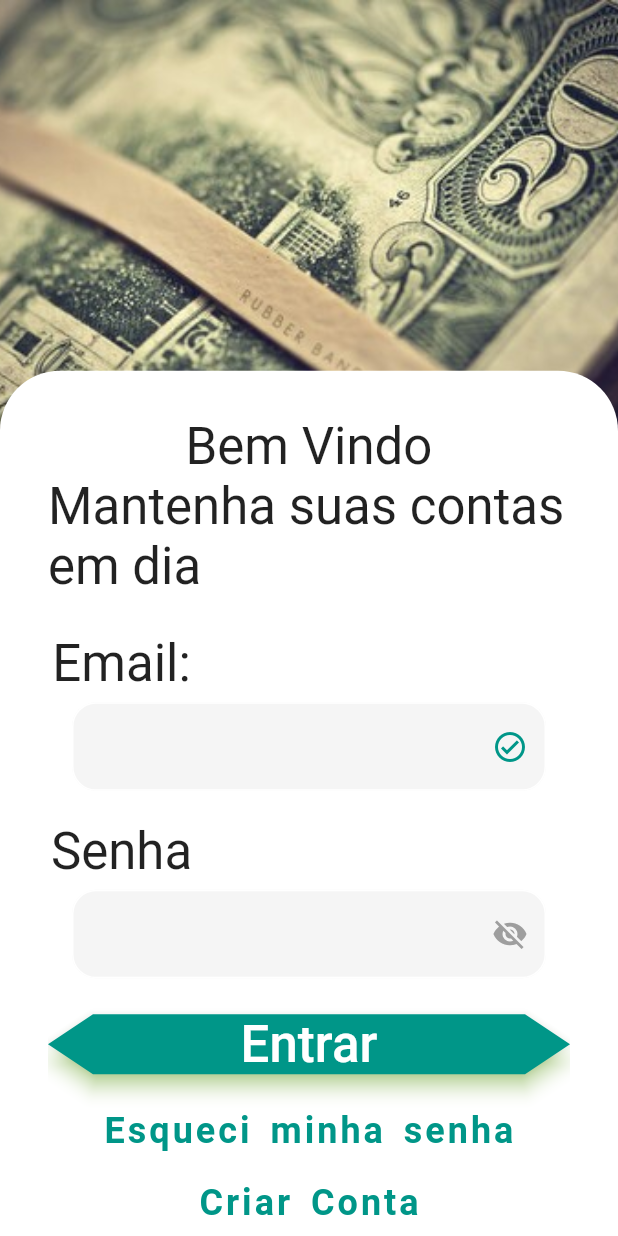
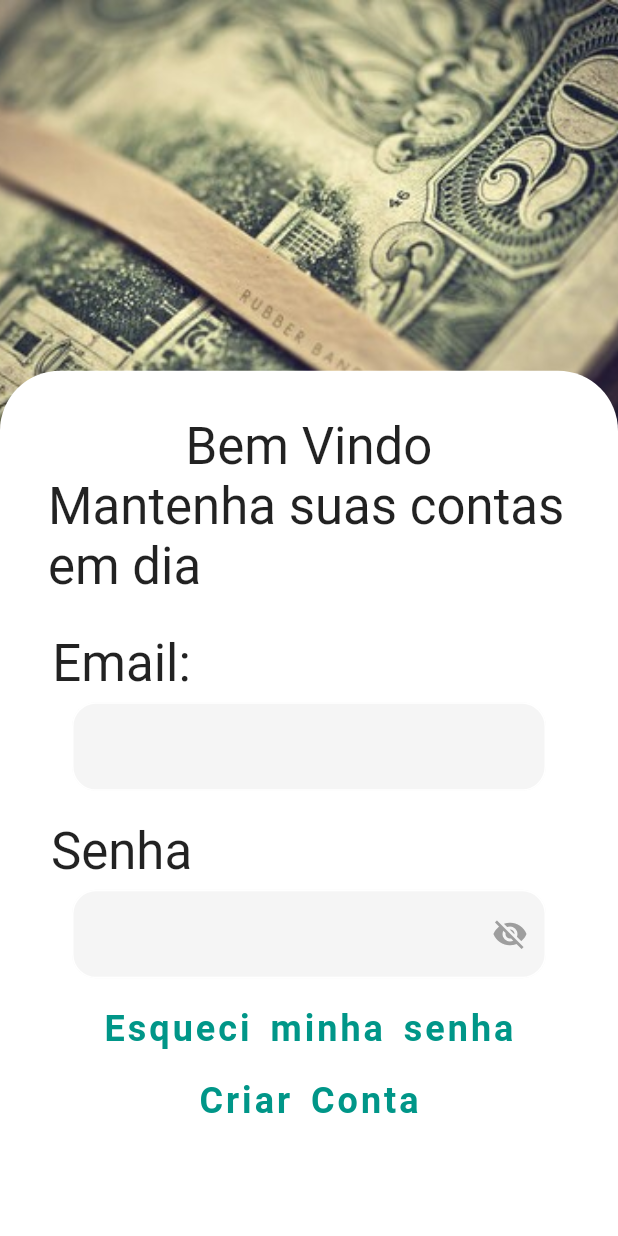
Before and after one commit to CadisRaziel/zero_to_hero_app_financas, a Flutter app: the screen it shows after launch, on a phone screen of 412 x 824 dp. Run offline on Flutter 3.47's test engine with Material 2 defaults, Android fonts, the phone set to English and light mode, and no system bars; our stand-ins replace google_fonts.

Commit message:
criando gerencia do botão entrar para se caso o usuario digitou errado ele fica desativar ao invez de colocarmos uma mensagem de login errado

```diff
--- /dev/null
+++ b/lib/modules/login/login_controller.dart
@@ -0,0 +1,26 @@
+import 'package:flutter/material.dart';
+import 'package:zero_to_hero/modules/login/utils/login_validators.dart';
+
+///classe para ativar o botão somente quando os dados de login e senha for preenchidos corretamente
+class LoginController {
+  final enabledButtonNotifier = ValueNotifier<bool>(false);
+  bool get enabledButton => enabledButtonNotifier.value;
+  set enabledButton(bool value) => enabledButtonNotifier.value = value;
+
+  String _email = '';
+  String _password = '';
+
+  void onChangedAndValidate({String? email, String? password}){
+    if(email != null){
+      _email = email;
+    }
+    if(password != null){
+      _password = password;
+    }
+    if(LoginValidators.email(_email) == '' && LoginValidators.password(_password) == ''){
+      enabledButton = true;
+    } else {
+      enabledButton = false;
+    }
+  }
+}
--- a/lib/modules/login/login_page.dart
+++ b/lib/modules/login/login_page.dart
@@ -1,4 +1,5 @@
 import 'package:flutter/material.dart';
+import 'package:zero_to_hero/modules/login/login_controller.dart';
 import 'package:zero_to_hero/modules/login/utils/login_validators.dart';
 import 'package:zero_to_hero/modules/login/widgets/button_elevated_widget.dart';
 import 'package:zero_to_hero/shared/theme/app_images.dart';
@@ -16,6 +17,9 @@ class LoginPage extends StatefulWidget {
 }
 
 class _LoginPageState extends State<LoginPage> {
+
+  final controller = LoginController();
+
   @override
   Widget build(BuildContext context) {
     final size = MediaQuery.of(context).size;
@@ -57,7 +61,7 @@ class _LoginPageState extends State<LoginPage> {
                       ///[caso eu coloque o botão logar com google tenho que por height:20]
                       // SizedBox(height: 20),
                       InputTextEmailWidget(
-                        onChange: print,
+                        onChange: (email) => controller.onChangedAndValidate(email: email),
                         onValidate: LoginValidators.email,
                         label: 'Email:',
                       ),
@@ -65,13 +69,18 @@ class _LoginPageState extends State<LoginPage> {
                         height: 20,
                       ),
                       InputTextPassWidget(
+                        onChange: (password) => controller.onChangedAndValidate(password: password),
                         onValidate: LoginValidators.password,
                         label: 'Senha',
                       ),
-                      ElevatedButtonWidget(
+                      ValueListenableBuilder(
+                        valueListenable: controller.enabledButtonNotifier,
+                         builder: (context, enabled, widget) => enabled as bool ?  ElevatedButtonWidget(
                         voidCallback: () {},
                         label: 'Entrar',
-                      ),
+                      ) : Container(),
+
+                         ),
 
                       ///[caso eu queria um botão para entrar com conta google]
                       // ElevatedButtonWidget(
--- a/lib/modules/login/widgets/Input_text_pass_widget.dart
+++ b/lib/modules/login/widgets/Input_text_pass_widget.dart
@@ -12,10 +12,12 @@ typedef String InputValidate(String value);
 class InputTextPassWidget extends StatefulWidget {
   final String label;
   final InputValidate onValidate;
+  final void Function(String value)? onChange;
   const InputTextPassWidget({
     Key? key,
     required this.label,
     required this.onValidate,
+    this.onChange
   }) : super(key: key);
 
   @override
@@ -26,6 +28,9 @@ class _InputTextPassWidgetState extends State<InputTextPassWidget> {
   String? _error;
 
   void onChangedValidate(String value) {
+      if(widget.onChange != null){
+      widget.onChange!(value);
+    }
     if (value.isNotEmpty) {
       _error = widget.onValidate(value);
       setState(() {});
--- a/lib/modules/login/widgets/input_text_email_widget.dart
+++ b/lib/modules/login/widgets/input_text_email_widget.dart
@@ -61,10 +61,6 @@ class _InputTextEmailWidgetState extends State<InputTextEmailWidget> {
               //focusedErrorBorder = para tirar a linha vermelha do input quando email não é validio
               focusedErrorBorder: InputBorder.none,
               errorBorder: InputBorder.none,
-              suffixIcon: Icon(
-                Icons.check_circle_outline_outlined,
-                color: Colors.teal,
-              ),
               filled: true,
               focusedBorder: OutlineInputBorder(
                 borderRadius: BorderRadius.circular(16),
```
